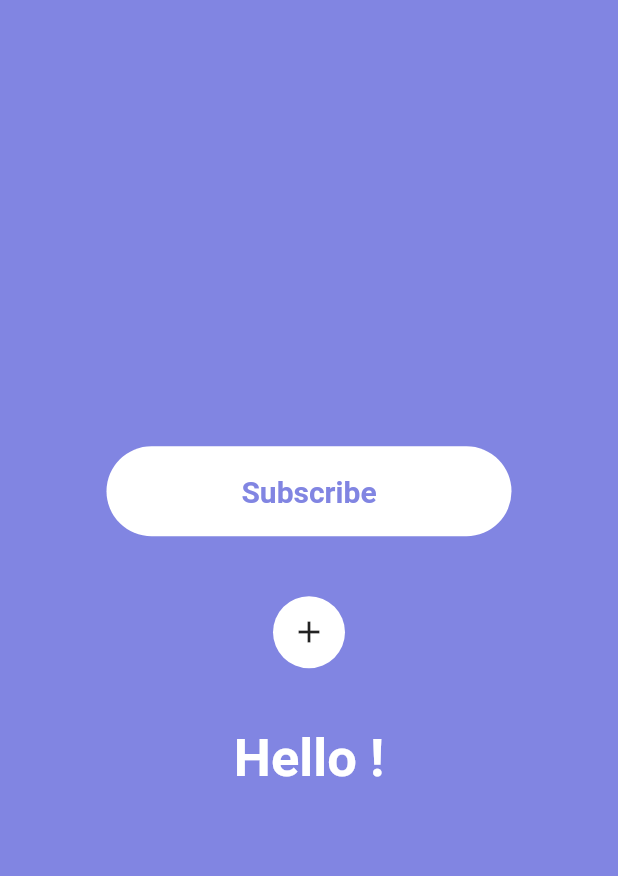
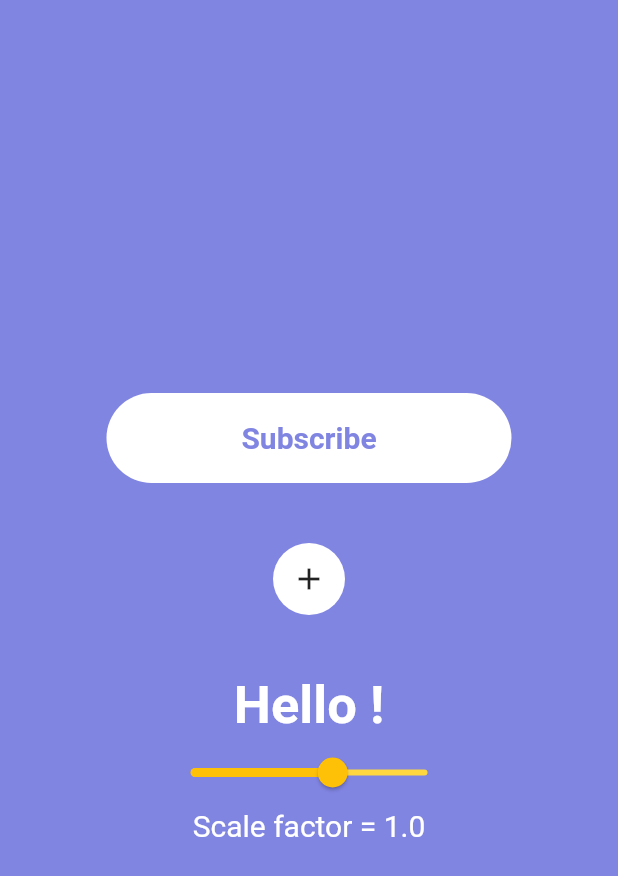
Before and after one commit to ThomasEcalle/bouncing_widget, a Flutter app: the screen it shows after launch, on a phone screen of 412 x 824 dp. Shown: the top 876 px of the screen. Run offline on Flutter 3.47's test engine with Material 2 defaults, Android fonts, the phone set to English and light mode, and no system bars.

Commit message:
Add scale factor feature

```diff
--- a/example/lib/main.dart
+++ b/example/lib/main.dart
@@ -12,7 +12,14 @@ class MyApp extends StatelessWidget {
   }
 }
 
-class Home extends StatelessWidget {
+class Home extends StatefulWidget {
+  @override
+  _HomeState createState() => _HomeState();
+}
+
+class _HomeState extends State<Home> {
+  double _scaleFactor = 1.0;
+
   _onPressed(BuildContext context) {
     print("CLICK");
   }
@@ -26,6 +33,7 @@ class Home extends StatelessWidget {
           mainAxisAlignment: MainAxisAlignment.center,
           children: <Widget>[
             BouncingWidget(
+              scaleFactor: _scaleFactor,
               onPressed: () => _onPressed(context),
               child: Container(
                 height: 60,
@@ -50,6 +58,7 @@ class Home extends StatelessWidget {
               height: 40,
             ),
             BouncingWidget(
+              scaleFactor: _scaleFactor,
               onPressed: () => _onPressed(context),
               child: Container(
                 decoration: BoxDecoration(
@@ -66,6 +75,7 @@ class Home extends StatelessWidget {
               height: 40,
             ),
             BouncingWidget(
+              scaleFactor: _scaleFactor,
               onPressed: () => _onPressed(context),
               child: Text(
                 "Hello !",
@@ -76,6 +86,30 @@ class Home extends StatelessWidget {
                 ),
               ),
             ),
+            Container(
+              width: MediaQuery.of(context).size.width * .5,
+              child: Slider(
+                activeColor: Colors.amber,
+                inactiveColor: Colors.amberAccent,
+                min: -5,
+                max: 5,
+                value: _scaleFactor,
+                onChanged: (double newValue) {
+                  setState(() {
+                    _scaleFactor = newValue;
+                  });
+                },
+              ),
+            ),
+            Center(
+              child: Text(
+                "Scale factor = ${num.parse(_scaleFactor.toStringAsFixed(2))}",
+                style: TextStyle(
+                  color: Colors.white,
+                  fontSize: 20,
+                ),
+              ),
+            ),
           ],
         ),
       ),
--- a/lib/bouncing_widget.dart
+++ b/lib/bouncing_widget.dart
@@ -9,19 +9,25 @@ class BouncingWidget extends StatefulWidget {
   /// Callback on click event
   final VoidCallback onPressed;
 
+  /// Scale factor
+  ///  < 0 => the bouncing will be reversed and widget will grow
+  ///    1 => default value
+  ///  > 1 => increase the bouncing effect
+  final double scaleFactor;
+
   /// BouncingWidget constructor
   const BouncingWidget({
     Key key,
     @required this.child,
     @required this.onPressed,
+    this.scaleFactor = 1,
   }) : super(key: key);
 
   @override
   _BouncingWidgetState createState() => _BouncingWidgetState();
 }
 
-class _BouncingWidgetState extends State<BouncingWidget>
-    with SingleTickerProviderStateMixin {
+class _BouncingWidgetState extends State<BouncingWidget> with SingleTickerProviderStateMixin {
   //// Animation controller
   AnimationController _controller;
 
@@ -39,6 +45,9 @@ class _BouncingWidgetState extends State<BouncingWidget>
 
   /// Simple getter on widget's onPressed callback
   VoidCallback get onPressed => widget.onPressed;
+
+  /// Simple getter on widget's scaleFactor
+  double get scaleFactor => widget.scaleFactor;
 
   /// We instantiate the animation controller
   /// The idea is to call setState() each time the controller's
@@ -63,7 +72,7 @@ class _BouncingWidgetState extends State<BouncingWidget>
   /// and pass it to our Transform.scale widget
   @override
   Widget build(BuildContext context) {
-    _scale = 1 - _controller.value;
+    _scale = 1 - (_controller.value * scaleFactor);
     return GestureDetector(
       onTapDown: _onTapDown,
       onTapUp: _onTapUp,
@@ -130,8 +139,7 @@ class _BouncingWidgetState extends State<BouncingWidget>
   /// Method called when we need to now if a specific touch position is inside the given
   /// child render box
   bool _isOutsideChildBox(Offset touchPosition) {
-    final RenderBox childRenderBox =
-        _childKey.currentContext.findRenderObject();
+    final RenderBox childRenderBox = _childKey.currentContext.findRenderObject();
     final Size childSize = childRenderBox.size;
     final Offset childPosition = childRenderBox.localToGlobal(Offset.zero);
 
```
Also changed, not shown: documentation/ezgif.com-video-to-gif.gif (deleted), documentation/gif_bouncing.gif (added), 1 other file.
